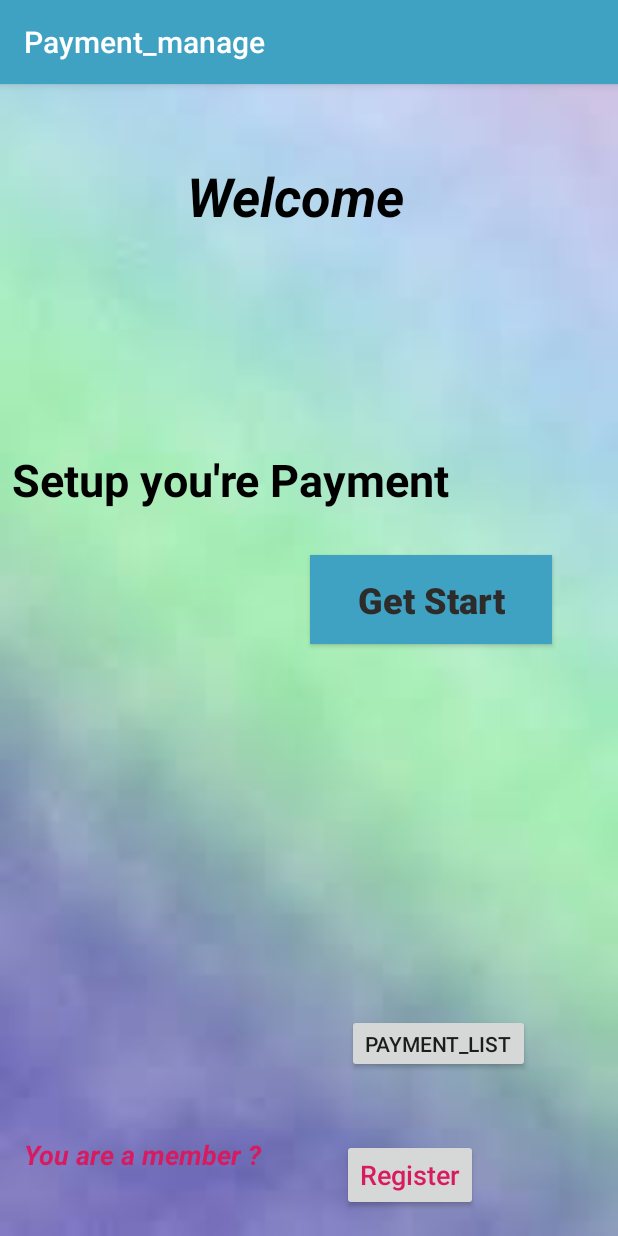
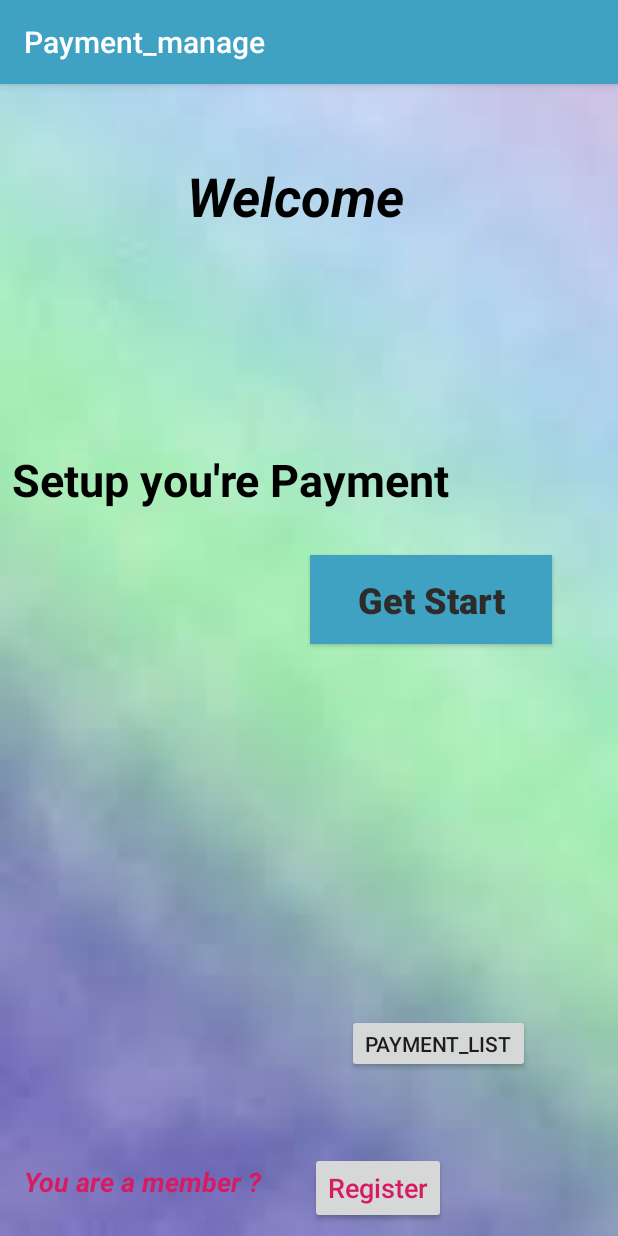
Before and after one commit to Dhananjaya98/PC-Store, an Android app: the screen it shows after launch (main_payment), on a phone screen of 412 x 824 dp. Run offline under Robolectric (Android 15) with nearby library versions, the phone set to English and light mode, and no system bars.

Commit message:
final commit 2

```diff
--- a/app/src/main/res/layout/activity_main_payment.xml
+++ b/app/src/main/res/layout/activity_main_payment.xml
@@ -65,8 +65,8 @@
 
     <TextView
         android:id="@+id/textView5"
-        android:layout_width="160dp"
-        android:layout_height="49dp"
+        android:layout_width="169dp"
+        android:layout_height="31dp"
         android:layout_marginStart="8dp"
         android:layout_marginTop="8dp"
         android:layout_marginEnd="8dp"
@@ -87,10 +87,8 @@
         android:layout_width="wrap_content"
         android:layout_height="wrap_content"
         android:layout_marginStart="8dp"
-        android:layout_marginLeft="8dp"
         android:layout_marginTop="8dp"
         android:layout_marginEnd="8dp"
-        android:layout_marginRight="8dp"
         android:layout_marginBottom="8dp"
         android:text="@string/reg"
         android:textAllCaps="false"
@@ -98,10 +96,10 @@
         android:textSize="18sp"
         app:layout_constraintBottom_toBottomOf="parent"
         app:layout_constraintEnd_toEndOf="parent"
-        app:layout_constraintHorizontal_bias="0.72"
+        app:layout_constraintHorizontal_bias="0.651"
         app:layout_constraintStart_toStartOf="parent"
         app:layout_constraintTop_toTopOf="parent"
-        app:layout_constraintVertical_bias="0.988" />
+        app:layout_constraintVertical_bias="1.0" />
 
     <Button
         android:id="@+id/button7"
```
